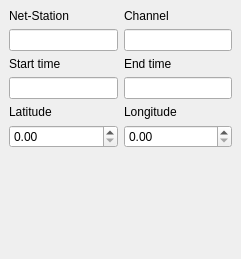
First picture: the form in isp/resources/designer_uis/StationInfoDockWidget.ui, repository ProjectISP/ISP, before the edit.
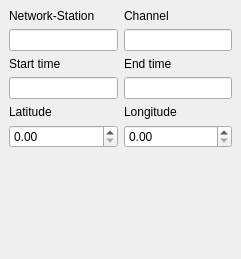
Second picture: the form after the edit.

Commit message: Thiago - Added Station info and arrival plots

```diff
--- a/isp/resources/designer_uis/StationInfoDockWidget.ui
+++ b/isp/resources/designer_uis/StationInfoDockWidget.ui
@@ -18,7 +18,7 @@
   </property>
   <property name="minimumSize">
    <size>
-    <width>173</width>
+    <width>207</width>
     <height>206</height>
    </size>
   </property>
@@ -36,7 +36,7 @@
     <item row="0" column="0">
      <widget class="QLabel" name="label_62">
       <property name="text">
-       <string>Net-Station</string>
+       <string>Network-Station</string>
       </property>
      </widget>
     </item>
```
Left out of the diff: 21 changed lines with no effect on the pictures. The commit also changes 12 other files.
